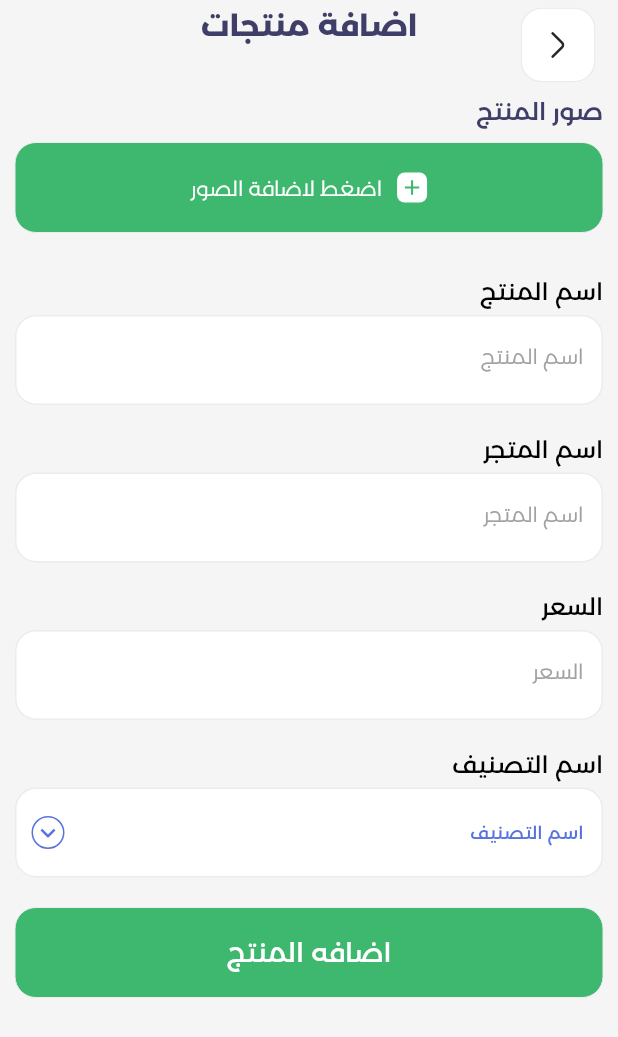
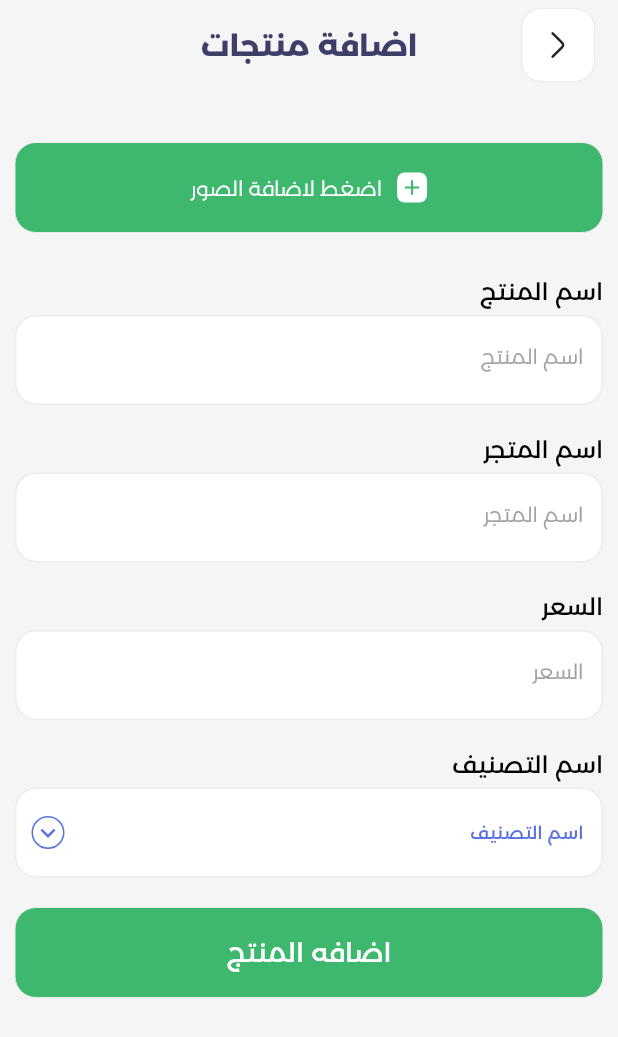
Before and after one commit to MohammadAlaaZebdieh/jacksi_ltd, a Flutter app: the AddProductScreen screen opened by its route, on a phone screen of 412 x 824 dp. Shown: the top 1037 px of the screen. Run offline on Flutter 3.47's test engine with Material 2 defaults, Android fonts, the phone set to English and light mode, and no system bars; drawn by our look-alikes of dropdown_button2; our stand-ins replace dartz, equatable, flutter_bloc, flutter_spinkit, flutter_svg, fluttertoast and 4 more; accounts and stored records are empty.

Commit message:
update.
update.

```diff
--- a/lib/features/products/presentation/screens/add_product_screen.dart
+++ b/lib/features/products/presentation/screens/add_product_screen.dart
@@ -100,7 +100,6 @@ class _AddProductScreenState extends State<AddProductScreen> {
                       ),
                       child: Row(
                         mainAxisAlignment: MainAxisAlignment.spaceBetween,
-                        crossAxisAlignment: CrossAxisAlignment.start,
                         children: [
                           SizedBox(
                             height: 50,
@@ -142,7 +141,8 @@ class _AddProductScreenState extends State<AddProductScreen> {
                               padding: const EdgeInsetsDirectional.symmetric(
                                   horizontal: 10),
                               child: Text(
-                                "صور المنتج",
+                               _images.isNotEmpty
+                                ?  "صور المنتج" : "",
                                 style: TextStyle(
                                   color: AppColors.black,
                                   fontSize: 16,
```
